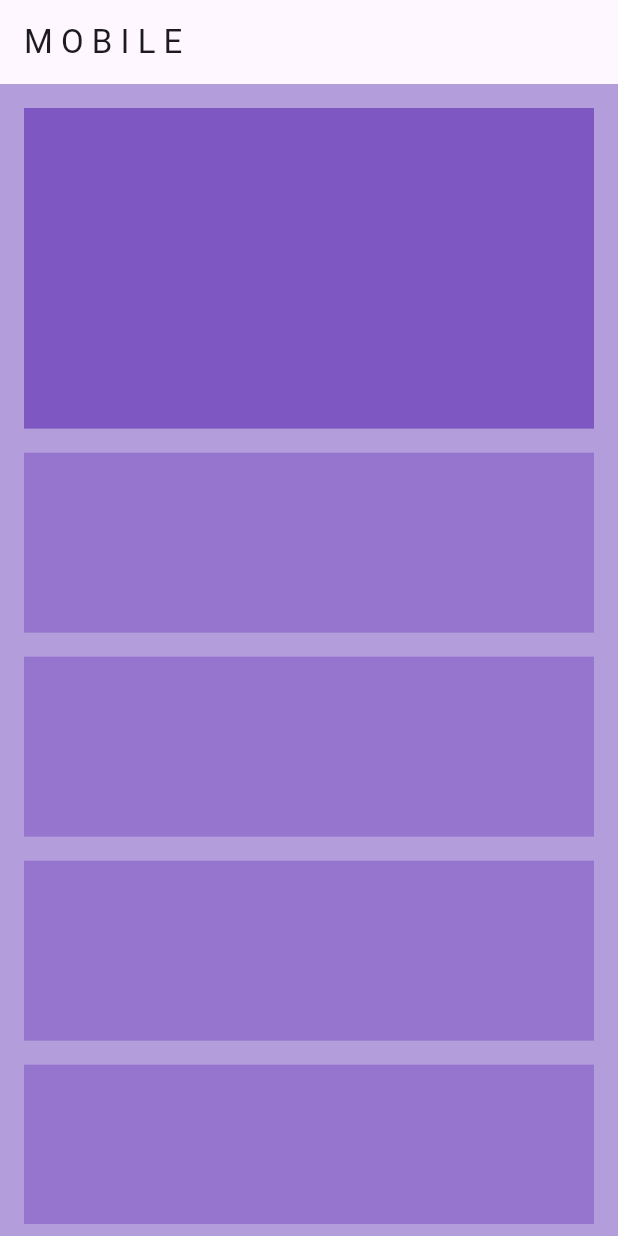
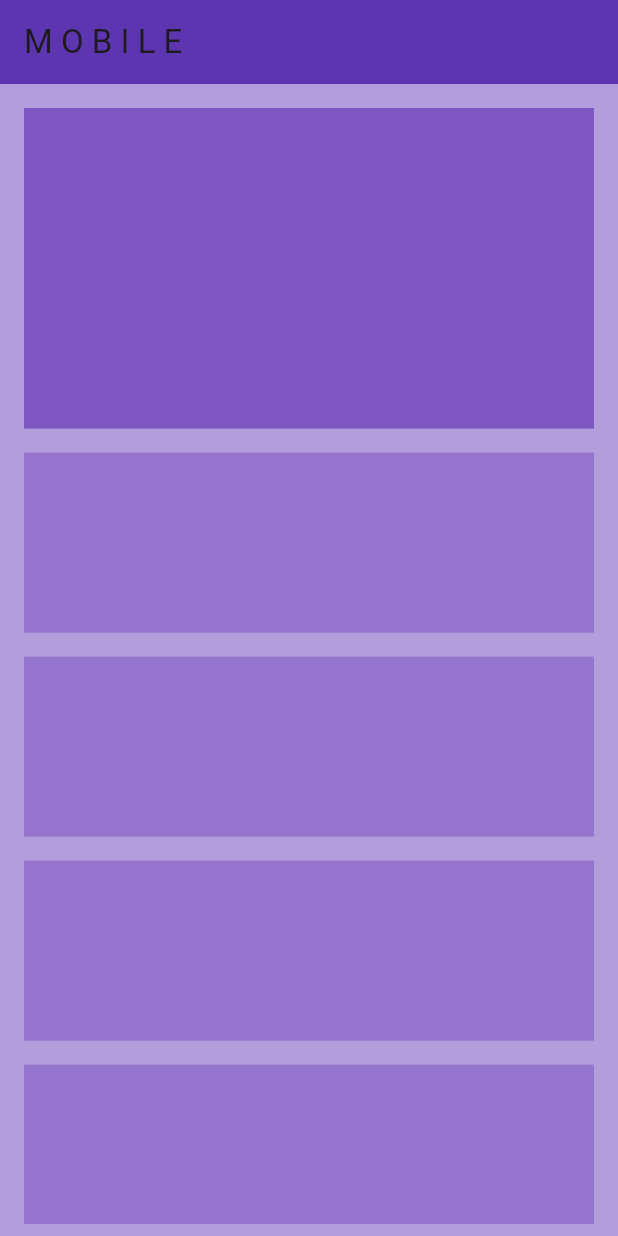
Before and after one commit to kellsaro/responsive_design_layout_like_youtube_app, a Flutter app: the screen it shows after launch, on a phone screen of 412 x 824 dp. Run offline on Flutter 3.47's test engine with Material 3 defaults, Android fonts, the phone set to English and light mode, and no system bars.

Commit message:
change app bar color

```diff
--- a/lib/responsive/desktop_body.dart
+++ b/lib/responsive/desktop_body.dart
@@ -9,13 +9,13 @@ class DesktopBody extends StatelessWidget {
       backgroundColor: Colors.deepPurple[200],
       appBar: AppBar(
         title: const Text('D E S K T O P'),
+        backgroundColor: Colors.deepPurple[600],
       ),
       body: Padding(
         padding: const EdgeInsets.all(8.0),
         child: Row(
           children: [
-            // first column
-
+            // first column: video and comments
             Expanded(
               child: Column(
                 children: [
--- a/lib/responsive/mobile_body.dart
+++ b/lib/responsive/mobile_body.dart
@@ -9,6 +9,7 @@ class MobileBody extends StatelessWidget {
       backgroundColor: Colors.deepPurple[200],
       appBar: AppBar(
         title: const Text('M O B I L E'),
+        backgroundColor: Colors.deepPurple[600],
       ),
       body: Padding(
         padding: const EdgeInsets.all(8.0),
```
